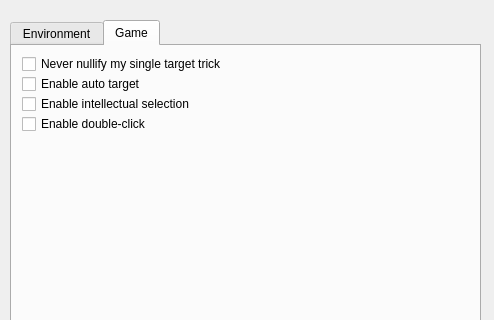
Qt form src/dialog/configdialog.ui (BeginnerSlob/TouhouTripleSha) before a commit; both pictures show x 0 to 494 and y 0 to 320 of the 494 by 534 pixel window.
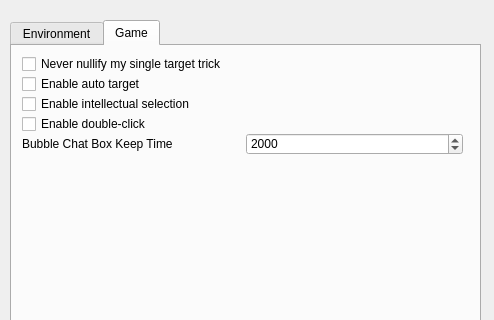
The same form after that commit. The open tabs and pages were chosen to show the change.

Patch:
```diff
--- a/src/dialog/configdialog.ui
+++ b/src/dialog/configdialog.ui
@@ -530,6 +530,35 @@
       <bool>false</bool>
      </property>
     </widget>
+    <widget class="QWidget" name="horizontalLayoutWidget">
+     <property name="geometry">
+      <rect>
+       <x>10</x>
+       <y>87</y>
+       <width>441</width>
+       <height>22</height>
+      </rect>
+     </property>
+     <layout class="QHBoxLayout" name="horizontalLayout_4">
+      <item>
+       <widget class="QLabel" name="bubbleChatBoxKeepLabel">
+        <property name="text">
+         <string>Bubble Chat Box Keep Time</string>
+        </property>
+       </widget>
+      </item>
+      <item>
+       <widget class="QSpinBox" name="bubbleChatBoxKeepSpinBox">
+        <property name="maximum">
+         <number>5000</number>
+        </property>
+        <property name="value">
+         <number>2000</number>
+        </property>
+       </widget>
+      </item>
+     </layout>
+    </widget>
    </widget>
   </widget>
   <widget class="QDialogButtonBox" name="buttonBox">
```
